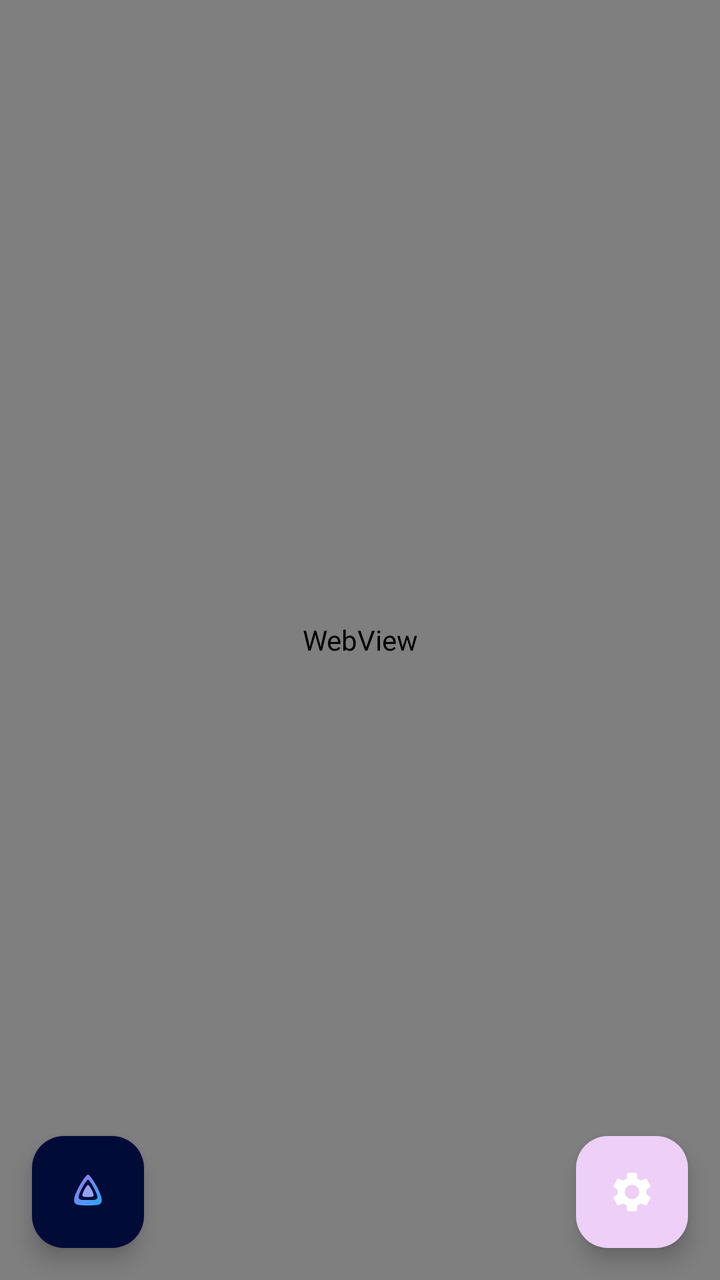
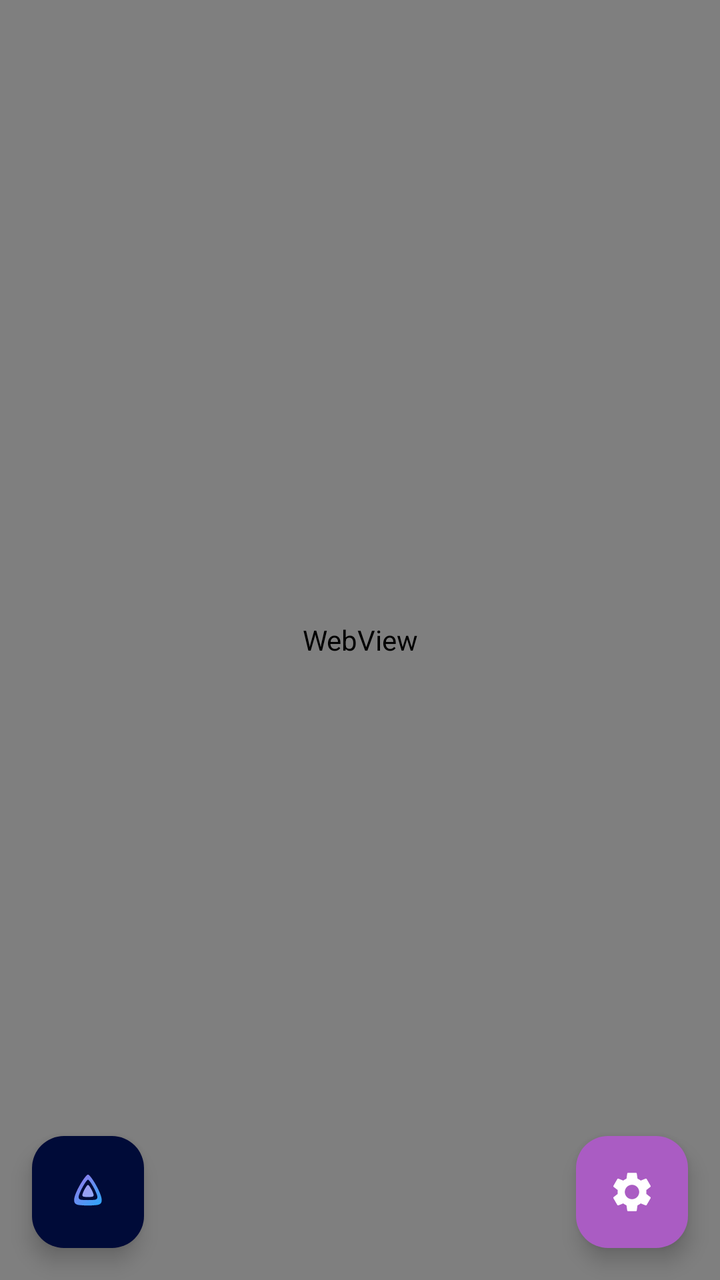

Compare the two renders of this Android layout. The source of the first and the diff that turns it into the second are given below.
<!-- AndroidManifest.xml: application theme Theme.SpotDL -->
<!-- res/layout/activity_webapp.xml -->
<?xml version="1.0" encoding="utf-8"?>
<androidx.coordinatorlayout.widget.CoordinatorLayout
    xmlns:android="http://schemas.android.com/apk/res/android"
    xmlns:app="http://schemas.android.com/apk/res-auto"
    android:layout_width="match_parent"
    android:layout_height="match_parent">

    <WebView
        android:id="@+id/webView"
        android:layout_width="match_parent"
        android:layout_height="match_parent" />

    <ProgressBar
        android:id="@+id/progressBar"
        style="?android:attr/progressBarStyleHorizontal"
        android:layout_width="match_parent"
        android:layout_height="3dp"
        android:layout_gravity="top"
        android:max="100"
        android:visibility="gone"
        android:progressTint="?attr/colorPrimary" />

    <com.google.android.material.floatingactionbutton.FloatingActionButton
        android:id="@+id/fabJellyfin"
        android:layout_width="wrap_content"
        android:layout_height="wrap_content"
        android:layout_gravity="bottom|start"
        android:layout_margin="16dp"
        android:contentDescription="Jellyfin"
        android:src="@drawable/ic_jellyfin"
        app:backgroundTint="#000b38"
        app:fabSize="mini"
        app:tint="@null" />

    <com.google.android.material.floatingactionbutton.FloatingActionButton
        android:id="@+id/fabSettings"
        android:layout_width="wrap_content"
        android:layout_height="wrap_content"
        android:layout_gravity="bottom|end"
        android:layout_margin="16dp"
        android:contentDescription="@string/content_description_settings"
        android:src="@drawable/ic_settings"
        app:fabSize="mini"
        app:tint="?attr/colorOnPrimary" />

</androidx.coordinatorlayout.widget.CoordinatorLayout>
<!-- resources referenced by this layout -->
<resources>
  <!-- drawable ic_settings (drawable) -->
  <?xml version="1.0" encoding="utf-8"?>
  <vector xmlns:android="http://schemas.android.com/apk/res/android"
      android:width="24dp"
      android:height="24dp"
      android:viewportWidth="24"
      android:viewportHeight="24"
      android:tint="?attr/colorControlNormal">
    <path
        android:fillColor="@android:color/white"
        android:pathData="M19.14,12.94c0.04,-0.3 0.06,-0.61 0.06,-0.94c0,-0.32 -0.02,-0.64 -0.07,-0.94l2.03,-1.58c0.18,-0.14 0.23,-0.41 0.12,-0.61l-1.92,-3.32c-0.12,-0.22 -0.37,-0.29 -0.59,-0.22l-2.39,0.96c-0.5,-0.38 -1.03,-0.7 -1.62,-0.94L14.4,2.81c-0.04,-0.24 -0.24,-0.41 -0.48,-0.41h-3.84c-0.24,0 -0.43,0.17 -0.47,0.41L9.25,5.35C8.66,5.59 8.12,5.92 7.63,6.29L5.24,5.33c-0.22,-0.08 -0.47,0 -0.59,0.22L2.74,8.87C2.62,9.08 2.66,9.34 2.86,9.48l2.03,1.58C4.84,11.36 4.8,11.69 4.8,12s0.02,0.64 0.07,0.94l-2.03,1.58c-0.18,0.14 -0.23,0.41 -0.12,0.61l1.92,3.32c0.12,0.22 0.37,0.29 0.59,0.22l2.39,-0.96c0.5,0.38 1.03,0.7 1.62,0.94l0.36,2.54c0.05,0.24 0.24,0.41 0.48,0.41h3.84c0.24,0 0.44,-0.17 0.47,-0.41l0.36,-2.54c0.59,-0.24 1.13,-0.56 1.62,-0.94l2.39,0.96c0.22,0.08 0.47,0 0.59,-0.22l1.92,-3.32c0.12,-0.22 0.07,-0.47 -0.12,-0.61L19.14,12.94zM12,15.6c-1.98,0 -3.6,-1.62 -3.6,-3.6s1.62,-3.6 3.6,-3.6s3.6,1.62 3.6,3.6S13.98,15.6 12,15.6z"/>
  </vector>
  <string name="content_description_settings">Paramètres</string>
  <style name="Theme.SpotDL" parent="Theme.Material3.DayNight.NoActionBar">
          <item name="colorPrimary">@color/md_theme_light_primary</item>
          <item name="colorOnPrimary">@color/md_theme_light_onPrimary</item>
          <item name="colorPrimaryContainer">@color/md_theme_light_primaryContainer</item>
          <item name="colorOnPrimaryContainer">@color/md_theme_light_onPrimaryContainer</item>
          <item name="android:colorBackground">@color/md_theme_light_background</item>
          <item name="colorOnBackground">@color/md_theme_light_onBackground</item>
          <item name="colorSurface">@color/md_theme_light_surface</item>
          <item name="colorOnSurface">@color/md_theme_light_onSurface</item>
          <item name="colorSurfaceVariant">@color/md_theme_light_surfaceVariant</item>
          <item name="colorOnSurfaceVariant">@color/md_theme_light_onSurfaceVariant</item>
          <item name="colorOutline">@color/md_theme_light_outline</item>
      </style>
  <color name="md_theme_light_primary">#AA5CC3</color>
  <color name="md_theme_light_onPrimary">#FFFFFF</color>
  <color name="md_theme_light_primaryContainer">#EECFF7</color>
  <color name="md_theme_light_onPrimaryContainer">#2A0040</color>
  <color name="md_theme_light_background">#FBF5FE</color>
  <color name="md_theme_light_onBackground">#1A101E</color>
  <color name="md_theme_light_surface">#FBF5FE</color>
  <color name="md_theme_light_onSurface">#1A101E</color>
  <color name="md_theme_light_surfaceVariant">#EBDAF2</color>
  <color name="md_theme_light_onSurfaceVariant">#4A3754</color>
  <color name="md_theme_light_outline">#7A5F84</color>
  <!-- unchanged entries left out for length: 1 -->
</resources>

<!-- the commit's change to res/layout/activity_webapp.xml (unified diff, before → after) -->
@@ -40,7 +40,8 @@
         android:layout_margin="16dp"
         android:contentDescription="@string/content_description_settings"
         android:src="@drawable/ic_settings"
+        app:backgroundTint="#AA5CC3"
         app:fabSize="mini"
-        app:tint="?attr/colorOnPrimary" />
+        app:tint="@android:color/white" />
 
 </androidx.coordinatorlayout.widget.CoordinatorLayout>
